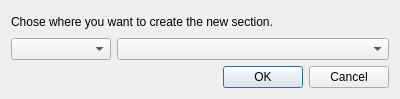
Qt form TIGLViewer/src/modificators/NewConnectedElementDialog.ui (DLR-SC/tigl) before a commit.
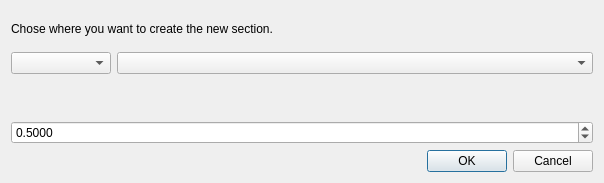
The same form after that commit.

Commit message: Include the eta-dialog in the new-element-dialog

What changed in the file:
```diff
--- a/TIGLViewer/src/modificators/NewConnectedElementDialog.ui
+++ b/TIGLViewer/src/modificators/NewConnectedElementDialog.ui
@@ -6,8 +6,8 @@
    <rect>
     <x>0</x>
     <y>0</y>
-    <width>400</width>
-    <height>99</height>
+    <width>604</width>
+    <height>183</height>
    </rect>
   </property>
   <property name="windowTitle">
@@ -44,6 +44,35 @@
      </item>
     </layout>
    </item>
+   <item>
+    <widget class="QLabel" name="eta_label">
+     <property name="sizePolicy">
+      <sizepolicy hsizetype="Preferred" vsizetype="Preferred">
+       <horstretch>0</horstretch>
+       <verstretch>0</verstretch>
+      </sizepolicy>
+     </property>
+    </widget>
+   </item>
+   <item>
+    <widget class="QDoubleSpinBox" name="eta_spinbox">
+     <property name="decimals">
+      <number>4</number>
+     </property>
+     <property name="minimum">
+      <double>0.000100000000000</double>
+     </property>
+     <property name="maximum">
+      <double>0.999900000000000</double>
+     </property>
+     <property name="singleStep">
+      <double>0.010000000000000</double>
+     </property>
+     <property name="value">
+      <double>0.500000000000000</double>
+     </property>
+    </widget>
+   </item>
    <item>
     <widget class="QDialogButtonBox" name="buttonBox">
      <property name="orientation">
```
The commit also changes 6 other files.
